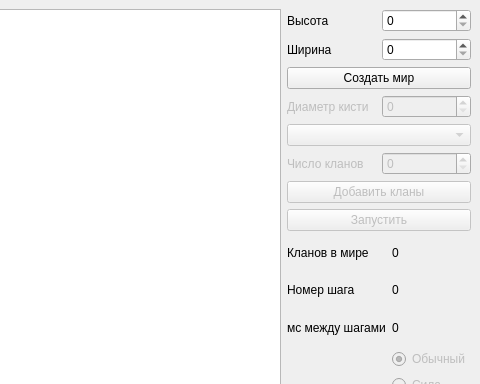
Old version of the form mainwindow.ui in the repository VladislavWaza/DigitalEvolution; both pictures show x 342 to 822 and y 0 to 384 of the 822 by 669 pixel window.
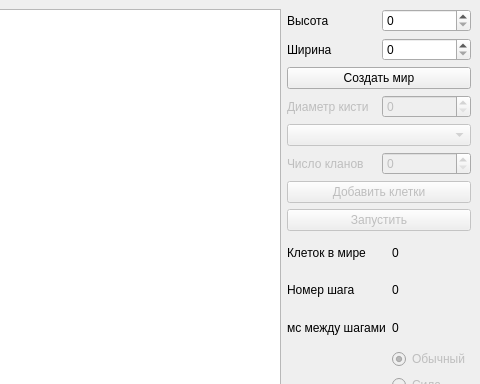
New version of the form.

The edit to the form file:
```diff
--- a/mainwindow.ui
+++ b/mainwindow.ui
@@ -83,7 +83,7 @@
            <bool>false</bool>
           </property>
           <property name="text">
-           <string>Добавить кланы</string>
+           <string>Добавить клетки</string>
           </property>
          </widget>
         </item>
@@ -118,7 +118,7 @@
         <item row="1" column="0">
          <widget class="QLabel" name="label_5">
           <property name="text">
-           <string>Кланов в мире</string>
+           <string>Клеток в мире</string>
           </property>
          </widget>
         </item>
```
Left out of the diff: 6 changed lines with no effect on the pictures.
